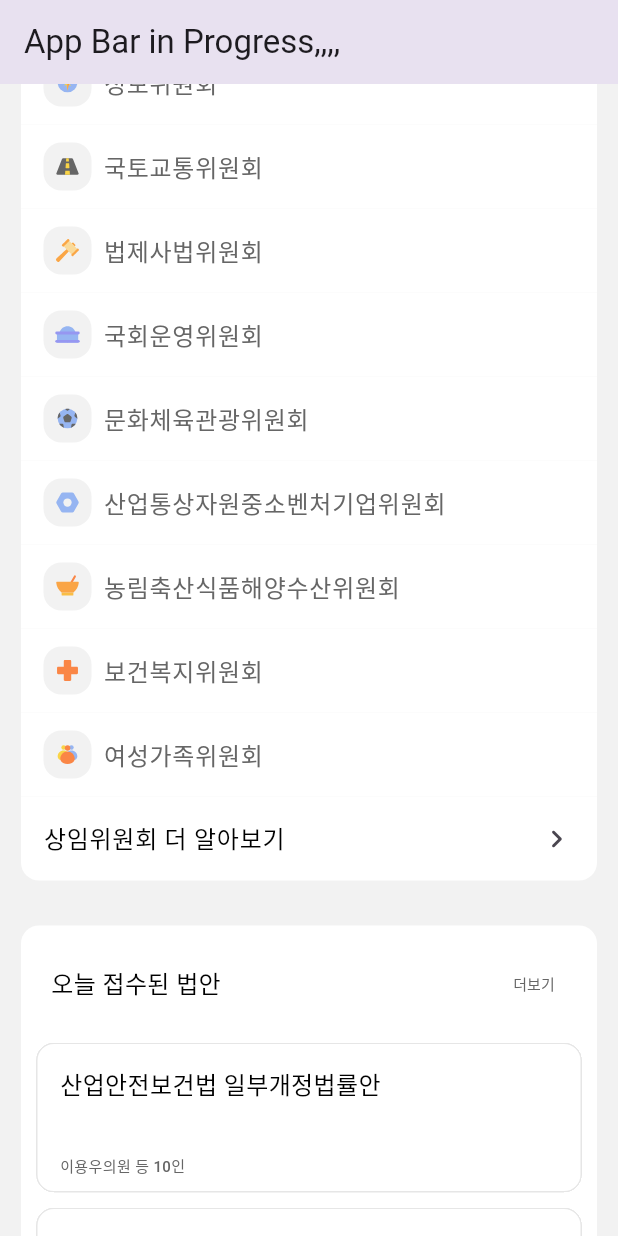
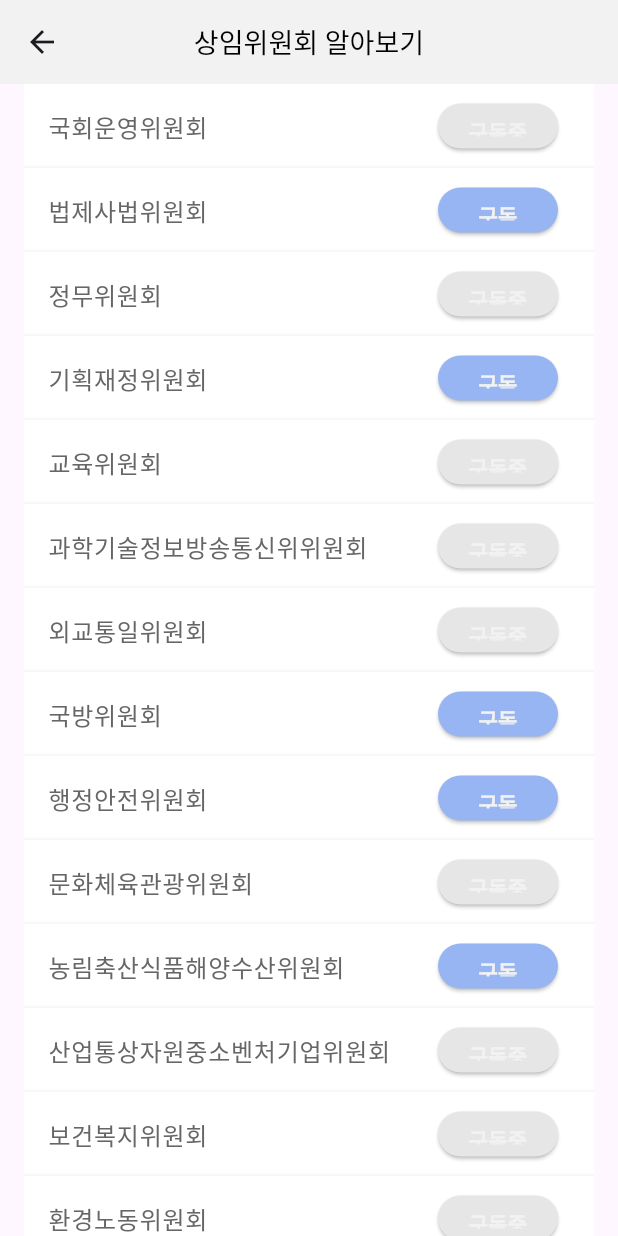
Before and after one commit to ogongchill/barlow-front, a Flutter app: the screen it shows after launch, scrolled down 576 dp, after a tap on "상임위원회 더 알아보기", on a phone screen of 412 x 824 dp. Run offline on Flutter 3.47's test engine with Material 3 defaults, Android fonts, the phone set to English and light mode, and no system bars; our stand-ins replace animated_toggle_switch, flutter_riverpod, flutter_svg, get_it, go_router and 2 more; missing offline and left inert: dart:ffi; Roboto replaces fonts that are missing (gmarketSans).

Commit message:
feature: 상임위원회 더보기 페이지 구독버튼 기능 추가

```diff
--- a/lib/core/navigation/application_navigation_service.dart
+++ b/lib/core/navigation/application_navigation_service.dart
@@ -8,4 +8,8 @@ class ApplicationNavigatorService {
   static void pushToBillDetail({required String billId, required String title, String? subtitle}) {
     navigatorKey.currentState?.context.push('/bill/detail/$billId', extra: {"title" : title, "subtitle" : subtitle});
   }
+
+  static void pushToCommitteeSubscription() {
+    navigatorKey.currentState?.context.push('/committee');
+  }
 }
--- a/lib/core/navigation/application_router.dart
+++ b/lib/core/navigation/application_router.dart
@@ -2,6 +2,7 @@ import 'package:flutter/cupertino.dart';
 import 'package:flutter_riverpod/flutter_riverpod.dart';
 import 'package:front/core/navigation/application_navigation_service.dart';
 import 'package:front/features/bill_info/presentation/view/bill_detail_view.dart';
+import 'package:front/features/committee/presentation/view/committee_subscription_view.dart';
 import 'package:front/features/home/presentation/view/committee_home_view.dart';
 import 'package:go_router/go_router.dart';
 
@@ -14,7 +15,8 @@ final GoRouter applicationRouter = GoRouter(
   initialLocation: '/',
   routes: <RouteBase>[
     _homeRouter,
-    _billRouter
+    _billRouter,
+    _committeeRouter
   ],
 );
 
@@ -40,3 +42,8 @@ final GoRoute _billRouter = GoRoute(
           })
     ]
 );
+
+final GoRoute _committeeRouter = GoRoute(
+      path: '/committee',
+      builder: (context, state) => const CommitteeSubscriptionView()
+);
--- a/lib/core/theme/test_style_preset.dart
+++ b/lib/core/theme/test_style_preset.dart
@@ -88,4 +88,11 @@ class TextStylePreset {
       fontSize: 14,
       color: ColorPalette.textHead
   );
+
+  static const TextStyle toggleButton = TextStyle(
+      fontFamily: "gmarketSans",
+      fontWeight: FontWeight.w800,
+      fontSize: 14,
+      color: ColorPalette.whitePrimary
+  );
 }
--- a/lib/core/utils/icon_utils.dart
+++ b/lib/core/utils/icon_utils.dart
@@ -30,6 +30,62 @@ class CommitteeIconContainer {
   static SvgPicture findByName(String name) {
     return _svgIcons[name] ?? defaultIcon;
   }
+}
+
+class CommitteeIcon {
+
+  final String _path;
+
+  const CommitteeIcon._(this._path);
+
+  static const CommitteeIcon houseSteering = CommitteeIcon._('assets/icons/committee/icon_국회운영위원회.svg');
+  static const CommitteeIcon legislationAndJudiciary = CommitteeIcon._('assets/icons/committee/icon_법제사법위원회.svg');
+  static const CommitteeIcon nationalPolicy = CommitteeIcon._('assets/icons/committee/icon_정무위원회.svg');
+  static const CommitteeIcon strategyAndFinance = CommitteeIcon._('assets/icons/committee/icon_기획재정위원회.svg');
+  static const CommitteeIcon education = CommitteeIcon._('assets/icons/committee/icon_교육위원회.svg');
+  static const CommitteeIcon scienceIctBroadcastingAndCommunications = CommitteeIcon._('assets/icons/committee/icon_과학기술정보방송통신위원회.svg');
+  static const CommitteeIcon foreignAffairsAndUnification = CommitteeIcon._('assets/icons/committee/icon_외교통일위원회.svg');
+  static const CommitteeIcon nationalDefense = CommitteeIcon._('assets/icons/committee/icon_국방위원회.svg');
+  static const CommitteeIcon publicAdministrationAndSecurity = CommitteeIcon._('assets/icons/committee/icon_행정안전위원회.svg');
+  static const CommitteeIcon cultureSportsAndTourism = CommitteeIcon._('assets/icons/committee/icon_문화체육관광위원회.svg');
+  static const CommitteeIcon agricultureFoodRuralAffairsOceansAndFisheries = CommitteeIcon._('assets/icons/committee/icon_농림축산식품해양수산위원회.svg');
+  static const CommitteeIcon tradeIndustryEnergySmesAndStartups = CommitteeIcon._('assets/icons/committee/icon_산업통상자원중소벤처기업위원회.svg');
+  static const CommitteeIcon healthAndWelfare = CommitteeIcon._('assets/icons/committee/icon_보건복지위원회.svg');
+  static const CommitteeIcon environmentAndLabor = CommitteeIcon._('assets/icons/committee/icon_환경노동위원회.svg');
+  static const CommitteeIcon landInfrastructureAndTransport = CommitteeIcon._('assets/icons/committee/icon_국토교통위원회.svg');
+  static const CommitteeIcon intelligence = CommitteeIcon._('assets/icons/committee/icon_정보위원회.svg');
+  static const CommitteeIcon genderEqualityFamily = CommitteeIcon._('assets/icons/committee/icon_여성가족위원회.svg');
+  static const CommitteeIcon specialCommitteeOnBudgetAccounts = CommitteeIcon._('assets/icons/committee/icon_예산결산특별위원회.svg');
+
+  static const List<CommitteeIcon> values = [
+    houseSteering,
+    legislationAndJudiciary,
+    nationalPolicy,
+    strategyAndFinance,
+    education,
+    scienceIctBroadcastingAndCommunications,
+    foreignAffairsAndUnification,
+    nationalDefense,
+    publicAdministrationAndSecurity,
+    cultureSportsAndTourism,
+    agricultureFoodRuralAffairsOceansAndFisheries,
+    tradeIndustryEnergySmesAndStartups,
+    healthAndWelfare,
+    environmentAndLabor,
+    landInfrastructureAndTransport,
+    intelligence,
+    genderEqualityFamily,
+    specialCommitteeOnBudgetAccounts
+  ];
+
+  SvgPicture toSvgPicture({double size = 24.0, Color? color}) => SvgPicture.asset(
+    _path,
+    width: size,
+    height: size,
+    colorFilter: color != null
+        ? ColorFilter.mode(color, BlendMode.srcIn)
+        : null,
+  );
 }
 
 class PartyIcon {
--- a/lib/dependency/service_locator.dart
+++ b/lib/dependency/service_locator.dart
@@ -1,8 +1,11 @@
 import 'package:front/dev/dummy-repository/dummy_bill_detail_repository.dart';
 import 'package:front/dev/dummy-repository/dummy_committee_retrieve_provider.dart';
+import 'package:front/dev/dummy-repository/dummy_committee_subscription_repository.dart';
 import 'package:front/dev/dummy-repository/dummy_today_bill_thumbnail_repository.dart';
 import 'package:front/features/bill_info/domain/repositories/bill_repository.dart';
 import 'package:front/features/bill_info/domain/usecases/get_bill_detail_usecase.dart';
+import 'package:front/features/committee/domain/repositories/committee_repository.dart';
+import 'package:front/features/committee/domain/usecases/committtee_subscription_usecase.dart';
 import 'package:front/features/home/domain/repositories/committee_account_repository.dart';
 import 'package:front/features/home/domain/repositories/today_bill_thumbnail_repository.dart';
 import 'package:front/features/home/domain/usecases/get_subscribe_committee_usecase.dart';
@@ -29,4 +32,12 @@ void setupLocator() {
            () => DummyBillDetailRepositoryFactory.withSamples());
   getIt.registerLazySingleton<GetBillDetailUseCase>(
            () => GetBillDetailUseCase(billDetailRepository: getIt<BillDetailRepository>()));
+
+  // for fetching subscribe committee info with all committees
+  getIt.registerLazySingleton<CommitteeSubscriptionRepository>(
+          () => DummyCommitteeSubscriptionRepositoryFactory.withRandom());
+  getIt.registerLazySingleton<FetchCommitteeSubscriptionUseCase>(
+          () => FetchCommitteeSubscriptionUseCase(repository: getIt<CommitteeSubscriptionRepository>()));
+  getIt.registerLazySingleton<ToggleCommitteeSubscriptionUseCase>(
+          () => ToggleCommitteeSubscriptionUseCase(repository: getIt<CommitteeSubscriptionRepository>()));
 }
--- /dev/null
+++ b/lib/dev/dummy-repository/dummy_committee_subscription_repository.dart
@@ -0,0 +1,78 @@
+import 'dart:collection';
+import 'dart:math';
+
+import 'package:front/features/committee/domain/entities/committee_subscription.dart';
+import 'package:front/features/committee/domain/repositories/committee_repository.dart';
+import 'package:front/features/shared/domain/committee.dart';
+
+class DummyCommitteeSubscriptionRepository implements CommitteeSubscriptionRepository {
+
+  final LinkedHashSet<CommitteeSubscription> _committeeSubscriptions;
+
+  DummyCommitteeSubscriptionRepository({required LinkedHashSet<CommitteeSubscription> committeeSubscriptions})
+    : _committeeSubscriptions = committeeSubscriptions;
+
+  @override
+  Future<List<CommitteeSubscription>> retrieve() async {
+    return _committeeSubscriptions.toList();
+  }
+
+  @override
+  Future<void> subscribe(CommitteeSubscription subscribe) async {
+    print("구독 요청 :  ${subscribe.committee.name}");
+    _committeeSubscriptions.firstWhere((committeeSubscription) => committeeSubscription.committee == subscribe.committee)
+        .subscribe();
+    print("POST : subscribe ${subscribe.committee.name}");
+    _sendDummyPostRequest();
+  }
+
+  @override
+  Future<void> unsubscribe(CommitteeSubscription unsubscribe) async {
+    print("구독 취시 요청 :  ${unsubscribe.committee.name}");
+    _committeeSubscriptions.firstWhere((committeeSubscription) => committeeSubscription.committee == unsubscribe.committee)
+        .unSubscribe();
+    print("POST : unsubscribe  ${unsubscribe.committee.name}");
+    _sendDummyPostRequest();
+  }
+
+  Future<void> _sendDummyPostRequest() async{
+    await Future.delayed(Duration(seconds: 1));
+    print("응답 확인");
+  }
+}
+
+class DummyCommitteeSubscriptionRepositoryFactory {
+
+  static CommitteeSubscriptionRepository withRandom() {
+    return DummyCommitteeSubscriptionRepository(committeeSubscriptions: _createRandom());
+  }
+}
+
+final List<CommitteeSubscription> _committeeSubscriptions = [
+  CommitteeSubscription(committee: Committee.specialCommitteeOnBudgetAccounts, isSubscribed: true),
+  CommitteeSubscription(committee: Committee.genderEqualityFamily, isSubscribed: true),
+  CommitteeSubscription(committee: Committee.intelligence, isSubscribed: true),
+  CommitteeSubscription(committee: Committee.landInfrastructureAndTransport, isSubscribed: true),
+  CommitteeSubscription(committee: Committee.environmentAndLabor, isSubscribed: true),
+  CommitteeSubscription(committee: Committee.healthAndWelfare, isSubscribed: true),
+  CommitteeSubscription(committee: Committee.tradeIndustryEnergySmesAndStartups, isSubscribed: true),
+  CommitteeSubscription(committee: Committee.agricultureFoodRuralAffairsOceansAndFisheries, isSubscribed: true),
+  CommitteeSubscription(committee: Committee.cultureSportsAndTourism, isSubscribed: true),
+  CommitteeSubscription(committee: Committee.publicAdministrationAndSecurity, isSubscribed: true),
+  CommitteeSubscription(committee: Committee.nationalDefense, isSubscribed: true),
+  CommitteeSubscription(committee: Committee.foreignAffairsAndUnification, isSubscribed: true),
+  CommitteeSubscription(committee: Committee.scienceIctBroadcastingAndCommunications, isSubscribed: true),
+  CommitteeSubscription(committee: Committee.education, isSubscribed: true),
+  CommitteeSubscription(committee: Committee.strategyAndFinance, isSubscribed: true),
+  CommitteeSubscription(committee: Committee.nationalPolicy, isSubscribed: true),
+  CommitteeSubscription(committee: Committee.legislationAndJudiciary, isSubscribed: true),
+  CommitteeSubscription(committee: Committee.houseSteering, isSubscribed: true),
+];
+
+LinkedHashSet<CommitteeSubscription> _createRandom() {
+  Random random = Random();
+  return LinkedHashSet<CommitteeSubscription>.from(
+      Committee.values
+          .map( (committee) => CommitteeSubscription(committee: committee, isSubscribed: random.nextBool()))
+      );
+}
--- /dev/null
+++ b/lib/features/committee/domain/entities/committee_subscription.dart
@@ -0,0 +1,22 @@
+import 'package:front/features/shared/domain/committee.dart';
+
+class CommitteeSubscription {
+
+  final Committee _committee;
+  bool _isSubscribed;
+
+  CommitteeSubscription({required Committee committee, required bool isSubscribed})
+    : _committee = committee, _isSubscribed = isSubscribed;
+
+  Committee get committee => _committee;
+
+  bool get isSubscribed => _isSubscribed;
+
+  void subscribe() {
+    _isSubscribed = true;
+  }
+
+  void unSubscribe() {
+    _isSubscribed = false;
+  }
+}
--- /dev/null
+++ b/lib/features/committee/presentation/view/committe_subscription_list_widget.dart
@@ -0,0 +1,66 @@
+import 'package:flutter/material.dart';
+import 'package:flutter_riverpod/flutter_riverpod.dart';
+import 'package:front/core/theme/color_palette.dart';
+import 'package:front/core/theme/test_style_preset.dart';
+import 'package:front/features/committee/domain/entities/committee_subscription.dart';
+import 'package:front/features/committee/presentation/viewmodel/committee_subscription_viewmodel.dart';
+import 'package:animated_toggle_switch/animated_toggle_switch.dart';
+
+class CommitteeSubscriptionWidget extends ConsumerWidget {
+  final List<CommitteeSubscription> _committeeSubscriptions;
+
+  const CommitteeSubscriptionWidget({super.key, required List<CommitteeSubscription> committeeSubscriptions})
+      : _committeeSubscriptions = committeeSubscriptions;
+
+  @override
+  Widget build(BuildContext context, WidgetRef ref) {
+    return Container(
+      margin: EdgeInsets.symmetric(horizontal: 16),
+      color: ColorPalette.innerContent,
+      child: ListView.builder(
+        itemCount: _committeeSubscriptions.length,
+        itemBuilder: (context, index) {
+          final committeeSubscription = _committeeSubscriptions[index];
+
+          return Card(
+            color: ColorPalette.innerContent,
+            margin: EdgeInsets.zero,
+            elevation: 3,
+            shape: RoundedRectangleBorder(borderRadius: BorderRadius.zero),
+            child: ListTile(
+              title: Text(
+                  committeeSubscription.committee.name,
+                  style: TextStylePreset.listElement,
+              ),
+              trailing: _createSubscribeButton(committeeSubscription, ref)
+            ),
+          );
+        },
+      ),
+    );
+  }
+
+
+  Widget _createSubscribeButton(CommitteeSubscription committeeSubscription, WidgetRef ref) {
+    return SizedBox(
+      width : 80,
+      height: 30,
+      child: ElevatedButton(
+        onPressed: () async {
+          ref.read(toggleCommitteeSubscriptionViewModelProvider).execute(committeeSubscription);
+          ref.invalidate(committeeSubscriptionFutureProvider);
+        },
+        style: ElevatedButton.styleFrom(
+          backgroundColor: committeeSubscription.isSubscribed
+              ? ColorPalette.greyLight
+              : ColorPalette.bluePrimary,
+          padding: EdgeInsets.symmetric(horizontal: 16, vertical: 8),
+        ),
+        child: Text(
+            committeeSubscription.isSubscribed ? "구독중" : "구독",
+            style: TextStylePreset.toggleButton
+        ),
+      )
+    );
+  }
+}
--- /dev/null
+++ b/lib/features/committee/presentation/view/committee_subscription_view.dart
@@ -0,0 +1,28 @@
+import 'package:flutter/material.dart';
+import 'package:flutter_riverpod/flutter_riverpod.dart';
+import 'package:front/features/committee/domain/entities/committee_subscription.dart';
+import 'package:front/features/committee/presentation/view/committe_subscription_list_widget.dart';
+import 'package:front/features/committee/presentation/view/committee_susbcription_appbar_widget.dart';
+import 'package:front/features/committee/presentation/viewmodel/committee_subscription_viewmodel.dart';
+
+class CommitteeSubscriptionView extends ConsumerWidget{
+
+  const CommitteeSubscriptionView({super.key});
+
+  @override
+  Widget build(BuildContext context, WidgetRef ref) {
+    final asyncValue = ref.watch(committeeSubscriptionFutureProvider);
+    return asyncValue.when(
+        data: (committeeSubscriptions) => _buildScaffold(committeeSubscriptions),
+        error: (exception, stack) => ErrorWidget(exception),
+        loading: () => Text("is loading")
+    );
+  }
+
+  Scaffold _buildScaffold(List<CommitteeSubscription> subscriptions) {
+    return Scaffold(
+      appBar: CommitteeSubscriptionAppbarWidget(title: "상임위원회 알아보기"),
+      body: CommitteeSubscriptionWidget(committeeSubscriptions: subscriptions),
+    );
+  }
+}
--- /dev/null
+++ b/lib/features/committee/presentation/view/committee_susbcription_appbar_widget.dart
@@ -0,0 +1,38 @@
+import 'package:flutter/cupertino.dart';
+import 'package:flutter/material.dart';
+import 'package:front/core/theme/color_palette.dart';
+import 'package:front/core/theme/test_style_preset.dart';
+
+class CommitteeSubscriptionAppbarWidget extends StatelessWidget implements PreferredSizeWidget{
+
+  final String _title;
+
+  const CommitteeSubscriptionAppbarWidget({super.key, required String title})
+    : _title = title;
+
+  @override
+  Widget build(BuildContext context) {
+    return _createAppBar(context);
+  }
+
+  @override
+  Size get preferredSize => const Size.fromHeight(56);
+
+  AppBar _createAppBar(BuildContext context) {
+    return AppBar(
+      backgroundColor: ColorPalette.background,
+      surfaceTintColor: ColorPalette.blueVeryLight,
+      centerTitle: true, // ✅ 중앙 정렬
+      leading: Navigator.of(context).canPop() // ✅ 뒤로 가기 버튼 (필요할 때만 표시)
+          ? IconButton(
+            icon: Icon(Icons.arrow_back),
+            onPressed: () => Navigator.of(context).pop(),
+          )
+          : SizedBox(),
+      title: Text(
+        _title,
+        style: TextStylePreset.appBarTitle,
+      ),
+    );
+  }
+}
--- a/lib/features/home/presentation/view/subscirbe_committee_widget.dart
+++ b/lib/features/home/presentation/view/subscirbe_committee_widget.dart
@@ -1,5 +1,6 @@
 import 'package:flutter/material.dart';
 import 'package:flutter_riverpod/flutter_riverpod.dart';
+import 'package:front/core/navigation/application_navigation_service.dart';
 import 'package:front/core/theme/color_palette.dart';
 import 'package:front/core/theme/test_style_preset.dart';
 import 'package:front/features/home/domain/entities/committee_account.dart';
@@ -94,7 +95,7 @@ class SubscribeCommitteeWidget extends ConsumerWidget {
             style: TextStylePreset.innerContentSubtitle, // 기존 스타일 적용
           ),
           trailing: const Icon(Icons.keyboard_arrow_right_rounded),
-          onTap: () => print("clicked 상임위원회 더 알아보기"),
+          onTap: () => ApplicationNavigatorService.pushToCommitteeSubscription(),
         )
     );
   }
--- /dev/null
+++ b/lib/features/shared/domain/committee.dart
@@ -0,0 +1,36 @@
+import 'package:front/core/utils/icon_utils.dart';
+
+enum Committee {
+
+  houseSteering("국회운영위원회", CommitteeIcon.houseSteering),
+  legislationAndJudiciary("법제사법위원회", CommitteeIcon.legislationAndJudiciary),
+  nationalPolicy("정무위원회", CommitteeIcon.nationalPolicy),
+  strategyAndFinance("기획재정위원회", CommitteeIcon.strategyAndFinance),
+  education("교육위원회", CommitteeIcon.education),
+  scienceIctBroadcastingAndCommunications("과학기술정보방송통신위위원회", CommitteeIcon.scienceIctBroadcastingAndCommunications),
+  foreignAffairsAndUnification("외교통일위원회", CommitteeIcon.foreignAffairsAndUnification),
+  nationalDefense("국방위원회", CommitteeIcon.nationalDefense),
+  publicAdministrationAndSecurity("행정안전위원회", CommitteeIcon.publicAdministrationAndSecurity),
+  cultureSportsAndTourism("문화체육관광위원회", CommitteeIcon.cultureSportsAndTourism),
+  agricultureFoodRuralAffairsOceansAndFisheries("농림축산식품해양수산위원회", CommitteeIcon.agricultureFoodRuralAffairsOceansAndFisheries),
+  tradeIndustryEnergySmesAndStartups("산업통상자원중소벤처기업위원회", CommitteeIcon.tradeIndustryEnergySmesAndStartups),
+  healthAndWelfare("보건복지위원회", CommitteeIcon.healthAndWelfare),
+  environmentAndLabor("환경노동위원회", CommitteeIcon.environmentAndLabor),
+  landInfrastructureAndTransport("국토교통위원회", CommitteeIcon.landInfrastructureAndTransport),
+  intelligence("정보위원회", CommitteeIcon.intelligence),
+  genderEqualityFamily("여성가족위원회", CommitteeIcon.genderEqualityFamily),
+  specialCommitteeOnBudgetAccounts("예산결산특별위원회", CommitteeIcon.specialCommitteeOnBudgetAccounts);
+
+  final CommitteeIcon icon;
+  final String name;
+
+  const  Committee(this.name, this.icon);
+
+  Committee findByName(String targetName) {
+    return Committee.values
+        .firstWhere((value) =>
+          value.name == targetName,
+          orElse: () => throw StateError("nu such committee name : $targetName")
+    );
+  }
+}
--- a/pubspec.yaml
+++ b/pubspec.yaml
@@ -45,6 +45,8 @@ dependencies:
   go_router: ^14.8.1
   fl_chart: ^0.70.2
   intl: ^0.20.2
+  animated_toggle_switch: ^0.8.4
+  lottie: ^3.3.1
 
 dev_dependencies:
   flutter_test:
```
Also changed, not shown: lib/features/committee/domain/repositories/committee_repository.dart (added, +10 -0 lines), lib/features/committee/domain/usecases/committtee_subscription_usecase.dart (added, +28 -0 lines), lib/features/committee/presentation/viewmodel/committee_subscription_viewmodel.dart (added, +67 -0 lines), pubspec.lock.
